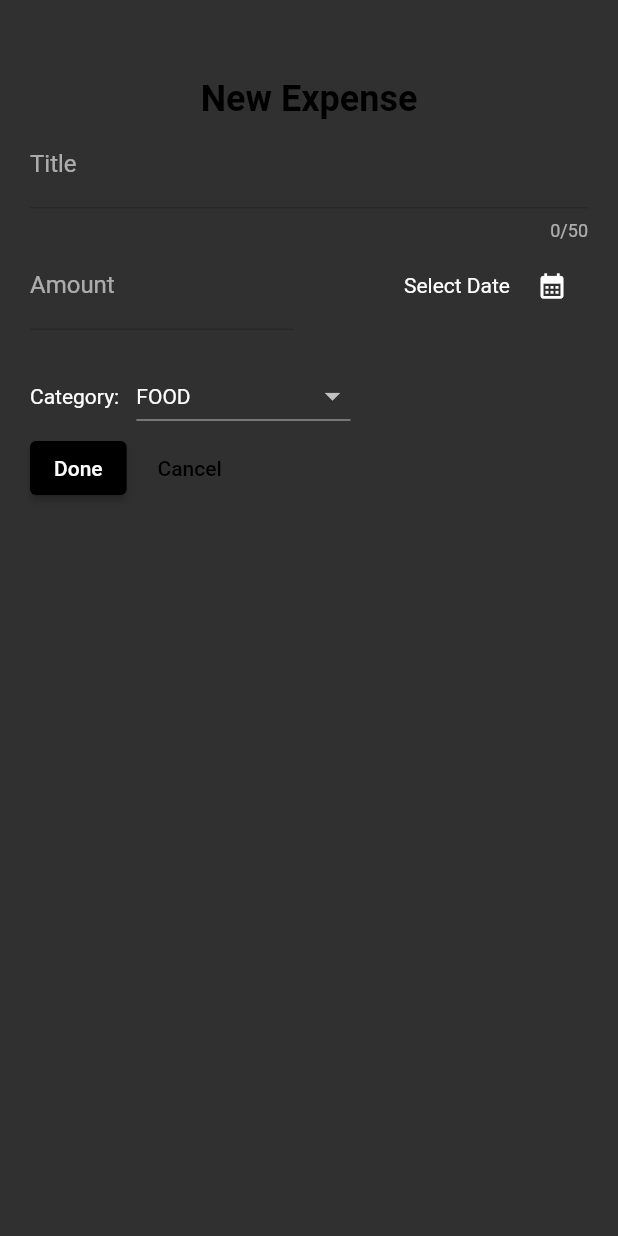
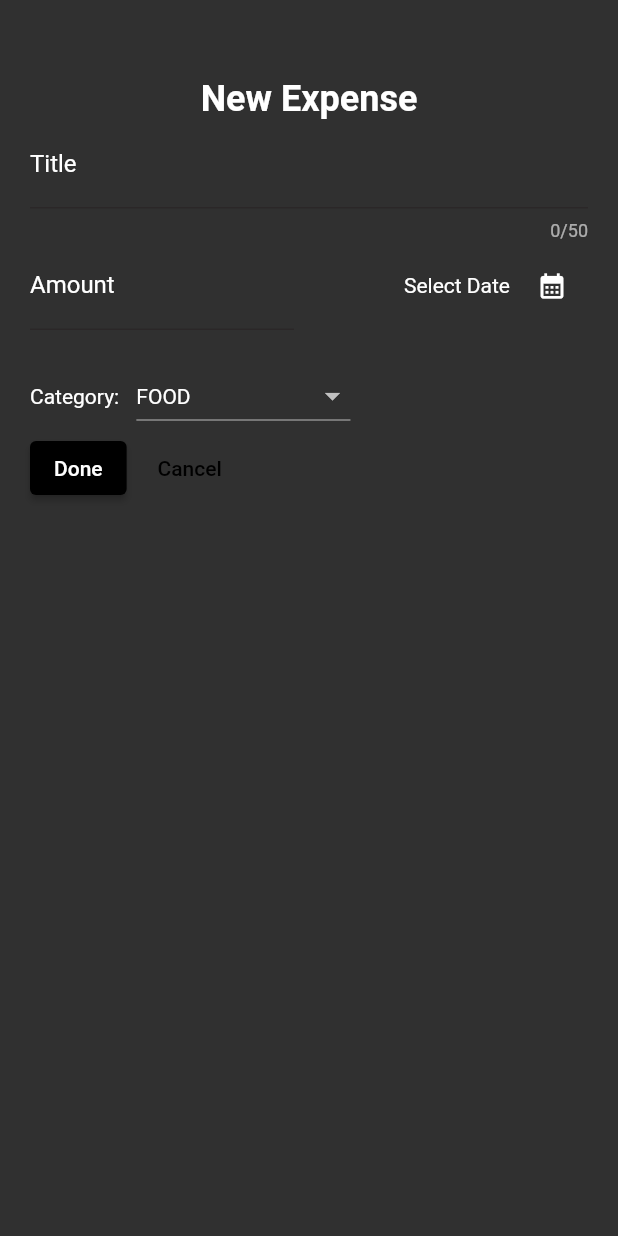
Before and after one commit to orangery-me/expense-tracker, a Flutter app: the screen it shows after launch, after a tap on the "add" icon, on a phone screen of 412 x 824 dp. Run offline on Flutter 3.47's test engine with Material 2 defaults, Android fonts, the phone set to English and light mode, and no system bars; our stand-ins replace flutter_riverpod.

```diff
--- a/lib/expenses.dart
+++ b/lib/expenses.dart
@@ -1,90 +1,38 @@
 import 'package:flutter/material.dart';
+import 'package:flutter_riverpod/flutter_riverpod.dart';
 import 'package:flutter_section_5/widgets/chart/chart.dart';
 import 'package:flutter_section_5/widgets/existing_expense/expenses_listview.dart';
 import 'package:flutter_section_5/models/expense.dart';
 import 'package:flutter_section_5/widgets/new_expense_sheet/new_expense.dart';
+import 'package:flutter_section_5/provider/expense_provider.dart';
 
-class Expenses extends StatefulWidget{
+class Expenses extends ConsumerStatefulWidget {
   const Expenses({Key? key}) : super(key: key);
 
   @override
-  State<Expenses> createState() => _ExpensesState();
+  ConsumerState<Expenses> createState() => _ExpensesState();
 }
 
-class _ExpensesState extends State<Expenses>{
-  final List <Expense> _expenses = [
-      Expense(
-        title: 'Flour to make cake',
-        amount: 19.99,
-        date: DateTime.utc(2023, 11, 30),
-        category: Category.food),
-      Expense(
-        title: 'Flutter course',
-        amount: 346.5,
-        date: DateTime.utc(2023, 11, 20),
-        category: Category.learn),
-      Expense(
-        title: 'Cinema',
-        amount: 77.5,
-        date: DateTime.utc(2023, 11, 29),
-        category: Category.leisure),
-      Expense(
-        title: 'Gas',
-        amount: 281.0,
-        date: DateTime.now(),
-        category: Category.transportation),
-      Expense(
-        title: 'Coke',
-        amount: 145.5,
-        date: DateTime.now(),
-        category: Category.food),
-    ];
-
-  void _addNewExpense(Expense expense){
-    setState(() {
-      _expenses.add(expense);
-    });
-  }
-
-  void _deleteExpense(Expense expense){
-    final index= _expenses.indexOf(expense);
-    setState(() {
-      _expenses.remove(expense);
-    });
-    ScaffoldMessenger.of(context).showSnackBar(
-      SnackBar(
-        content: const Text('Expense is deleted successfully'),
-        action: SnackBarAction(
-          label: 'Undo',
-          onPressed: () {
-            setState(() {
-              _expenses.insert(index, expense);
-            });
-          },
-        ),
-        backgroundColor: Theme.of(context).colorScheme.onPrimaryContainer,
-      )
-    );
-  }
-
-  void _openAddExpenseWindow(){
-    showModalBottomSheet(context: context,
-      isScrollControlled: true,
-      builder: (ctx){
-        return NewExpense(_addNewExpense);
-      }
-    );
+class _ExpensesState extends ConsumerState<Expenses> {
+  void _openAddExpenseWindow() {
+    showModalBottomSheet(
+        context: context,
+        isScrollControlled: true,
+        builder: (ctx) {
+          return const NewExpense();
+        });
   }
 
   @override
   Widget build(BuildContext context) {
+    final List<Expense> expenses = ref.watch(expenseNotifierProvider);
+
     Widget mainContent = const Center(
       child: Text('It\'s time to track your expenses!'),
     );
 
-    if (_expenses.isNotEmpty){
-      mainContent = ExpensesListView(
-              expenses: _expenses, onRemoveExpense: _deleteExpense);
+    if (expenses.isNotEmpty) {
+      mainContent = const ExpensesListView();
     }
 
     return Scaffold(
@@ -93,9 +41,7 @@ class _ExpensesState extends State<Expenses>{
         actions: [
           IconButton(
             onPressed: _openAddExpenseWindow,
-            icon: const Icon(
-              Icons.add_sharp
-            ),
+            icon: const Icon(Icons.add_sharp),
           )
         ],
       ),
@@ -103,18 +49,11 @@ class _ExpensesState extends State<Expenses>{
         padding: const EdgeInsets.symmetric(horizontal: 16.0, vertical: 20.0),
         child: Column(
           children: [
-            Expanded(
-              flex: 1,
-              child: Chart(_expenses)
-            ),
-            Expanded(
-              flex: 3,
-              child: mainContent
-            )
+            Expanded(flex: 1, child: Chart(expenses)),
+            Expanded(flex: 3, child: mainContent)
           ],
         ),
       ),
     );
   }
-
 }
--- a/lib/main.dart
+++ b/lib/main.dart
@@ -1,10 +1,10 @@
-import 'dart:ui';
-
+import 'package:flutter/services.dart';
 import 'package:flutter/material.dart';
+import 'package:flutter_riverpod/flutter_riverpod.dart';
 import 'package:flutter_section_5/expenses.dart';
 
 void main() {
-  runApp(const MyApp());
+  runApp(const ProviderScope(child: MyApp()));
 }
 
 var lightColorScheme = ColorScheme.fromSeed(seedColor: Colors.green).copyWith(
@@ -17,59 +17,66 @@ var darkColorScheme = ColorScheme.fromSeed(seedColor: Colors.black).copyWith(
     background: Colors.black12,
     primary: Colors.black,
     secondary: Colors.black54,
-  onSecondary: Colors.white
-);
+    onSecondary: Colors.white);
 
 class MyApp extends StatelessWidget {
   const MyApp({Key? key}) : super(key: key);
 
   @override
   Widget build(BuildContext context) {
-
-    return  MaterialApp(
+    SystemChrome.setPreferredOrientations([DeviceOrientation.portraitUp]);
+    return MaterialApp(
       darkTheme: ThemeData.dark().copyWith(
           brightness: Brightness.dark,
           colorScheme: darkColorScheme,
           backgroundColor: darkColorScheme.background,
           appBarTheme: const AppBarTheme().copyWith(
               backgroundColor: darkColorScheme.primary,
-          foregroundColor: darkColorScheme.onPrimary
-        ),
+              foregroundColor: darkColorScheme.onPrimary),
           cardTheme: const CardTheme().copyWith(
             color: darkColorScheme.secondary,
             surfaceTintColor: darkColorScheme.onSecondary,
             margin: const EdgeInsets.only(top: 8.0, bottom: 8.0),
           ),
           textTheme: ThemeData().textTheme.copyWith(
-          titleLarge: TextStyle(color: darkColorScheme.primary, fontSize: 24.0, fontWeight: FontWeight.bold),
-          titleSmall: TextStyle(color: darkColorScheme.onSecondary, fontSize: 16.0,fontWeight: FontWeight.bold),
-          displaySmall: TextStyle(color: darkColorScheme.onSecondary, fontSize: 14.0)
-        ),
+              titleLarge: TextStyle(
+                  color: darkColorScheme.primary,
+                  fontSize: 24.0,
+                  fontWeight: FontWeight.bold),
+              titleSmall: TextStyle(
+                  color: darkColorScheme.onSecondary,
+                  fontSize: 16.0,
+                  fontWeight: FontWeight.bold),
+              displaySmall: TextStyle(
+                  color: darkColorScheme.onSecondary, fontSize: 14.0)),
           iconTheme: const IconThemeData(color: Colors.white, size: 20.0),
           buttonTheme: const ButtonThemeData().copyWith(
             buttonColor: darkColorScheme.primary,
-        )
-      ),
+          )),
       theme: ThemeData(
           brightness: Brightness.light,
           colorScheme: lightColorScheme,
           backgroundColor: lightColorScheme.background,
           appBarTheme: const AppBarTheme().copyWith(
               backgroundColor: lightColorScheme.primary,
-          foregroundColor: lightColorScheme.onPrimary
-        ),
+              foregroundColor: lightColorScheme.onPrimary),
           cardTheme: const CardTheme().copyWith(
             color: lightColorScheme.secondary,
             surfaceTintColor: lightColorScheme.onSecondary,
             margin: const EdgeInsets.only(top: 8.0, bottom: 8.0),
           ),
           textTheme: ThemeData().textTheme.copyWith(
-          titleLarge: TextStyle(color: lightColorScheme.primary, fontSize: 24.0, fontWeight: FontWeight.bold),
-          titleSmall: TextStyle(color: lightColorScheme.onSecondary, fontSize: 16.0,fontWeight: FontWeight.bold),
-          displaySmall: TextStyle(color: lightColorScheme.onSecondary, fontSize: 14.0)
-        ),
-        iconTheme: const IconThemeData(color: Colors.black54, size: 20.0)
-      ),
+              titleLarge: TextStyle(
+                  color: lightColorScheme.primary,
+                  fontSize: 24.0,
+                  fontWeight: FontWeight.bold),
+              titleSmall: TextStyle(
+                  color: lightColorScheme.onSecondary,
+                  fontSize: 16.0,
+                  fontWeight: FontWeight.bold),
+              displaySmall: TextStyle(
+                  color: lightColorScheme.onSecondary, fontSize: 14.0)),
+          iconTheme: const IconThemeData(color: Colors.black54, size: 20.0)),
       themeMode: ThemeMode.dark,
       home: const Expenses(),
     );
--- a/lib/widgets/existing_expense/expenses_listview.dart
+++ b/lib/widgets/existing_expense/expenses_listview.dart
@@ -1,16 +1,17 @@
 import 'package:flutter/material.dart';
+import 'package:flutter_riverpod/flutter_riverpod.dart';
+import 'package:flutter_section_5/provider/expense_provider.dart';
 import 'package:flutter_section_5/widgets/existing_expense/expense_item.dart';
 
 import '../../models/expense.dart';
 
-class ExpensesListView extends StatelessWidget {
-
-  final List <Expense> expenses;
-  final void Function(Expense) onRemoveExpense;
-  const ExpensesListView({Key? key, required this.expenses, required this.onRemoveExpense}) : super(key: key);
+class ExpensesListView extends ConsumerWidget {
+  const ExpensesListView({Key? key}) : super(key: key);
 
   @override
-  Widget build(BuildContext context) {
+  Widget build(BuildContext context, WidgetRef ref) {
+    final List<Expense> expenses = ref.watch(expenseNotifierProvider);
+
     return ListView.builder(
         itemCount: expenses.length,
         itemBuilder: ((context, index) {
@@ -19,16 +20,26 @@ class ExpensesListView extends StatelessWidget {
               background: Container(
                 decoration: BoxDecoration(
                     borderRadius: BorderRadius.circular(20.0),
-              color: const Color.fromARGB(255, 247, 116, 107)
-            ) ,
+                    color: const Color.fromARGB(255, 247, 116, 107)),
               ),
-          onDismissed: ((direction) => {
-            onRemoveExpense(expenses[index])
+              onDismissed: ((direction) {
+                ref
+                    .read(expenseNotifierProvider.notifier)
+                    .deleteExpense(expenses[index]);
+                ScaffoldMessenger.of(context).showSnackBar(SnackBar(
+                  content: const Text('Expense is deleted successfully'),
+                  action: SnackBarAction(
+                    label: 'Undo',
+                    onPressed: () {
+                      ref
+                          .read(expenseNotifierProvider.notifier)
+                          .restoreExpense(index, expenses[index]);
+                    },
+                  ),
+                  backgroundColor: Theme.of(context).colorScheme.onPrimary,
+                ));
               }),
-          child: ExpenseItem(expense: expenses[index])
-        );
-      })
-    );
+              child: ExpenseItem(expense: expenses[index]));
+        }));
   }
-
 }
--- a/lib/widgets/new_expense_sheet/new_expense.dart
+++ b/lib/widgets/new_expense_sheet/new_expense.dart
@@ -1,23 +1,20 @@
-import 'package:flutter/foundation.dart';
 import 'package:flutter/material.dart';
 import 'package:intl/intl.dart';
-
+import 'package:flutter_riverpod/flutter_riverpod.dart';
+import '../../provider/expense_provider.dart';
 import '../../models/expense.dart' as expense;
 
-class NewExpense extends StatefulWidget{
-  final void Function(expense.Expense) onAddExpense;
-
-  const NewExpense(this.onAddExpense,{super.key}) ;
-
+class NewExpense extends ConsumerStatefulWidget {
+  const NewExpense({super.key});
   @override
-  State<NewExpense> createState() {
+  ConsumerState<NewExpense> createState() {
     return _NewExpenseState();
   }
+}
 
-}
-class _NewExpenseState extends State<NewExpense>{
-  final _titleController =  TextEditingController();
-  final _amountController = TextEditingController() ;
+class _NewExpenseState extends ConsumerState<NewExpense> {
+  final _titleController = TextEditingController();
+  final _amountController = TextEditingController();
   DateTime? _selectedDate;
   final _formatter = DateFormat('EEE, d/M/y');
   var _selectedCategory = expense.Category.food;
@@ -29,32 +26,35 @@ class _NewExpenseState extends State<NewExpense>{
     _amountController.dispose();
   }
 
-  void _showDatePicker() async{
+  void _showDatePicker() async {
     final now = DateTime.now();
-    final firstDate = DateTime.utc(2000,1,1);
-    final lastDate = DateTime.utc(2100,1,1);
+    final firstDate = DateTime.utc(2000, 1, 1);
+    final lastDate = DateTime.utc(2100, 1, 1);
     final datePicker = await showDatePicker(
         context: context,
         initialDate: now,
         firstDate: firstDate,
-      lastDate: lastDate
-    );
+        lastDate: lastDate);
 
     setState(() {
       _selectedDate = datePicker;
     });
   }
 
-  void _validate(){
+  void _validate() {
     final amount = double.tryParse(_amountController.text);
 
-    if (_titleController.text.trim().isEmpty || amount == null || amount<0 || _selectedDate == null){
+    if (_titleController.text.trim().isEmpty ||
+        amount == null ||
+        amount < 0 ||
+        _selectedDate == null) {
       showDialog(
           context: context,
           builder: ((context) {
             return AlertDialog(
               title: const Text('Invalid input'),
-              content: const Text('Please fill out all the fields with valid values'),
+              content: const Text(
+                  'Please fill out all the fields with valid values'),
               actions: [
                 TextButton(
                     onPressed: () {
@@ -63,32 +63,36 @@ class _NewExpenseState extends State<NewExpense>{
                     child: const Text('Oke'))
               ],
             );
-          })
-      );
-      return ;
-    }
-    else{
-      widget.onAddExpense( expense.Expense(
+          }));
+      return;
+    } else {
+      ref.read(expenseNotifierProvider.notifier).addNewExpense(expense.Expense(
           title: _titleController.text,
           amount: amount,
           date: _selectedDate!,
-        category: _selectedCategory)
-      );
+          category: _selectedCategory));
       Navigator.pop(context);
     }
   }
 
   @override
   Widget build(BuildContext context) {
-      return Padding(
+    return SizedBox(
+      height: double.infinity,
+      child: SingleChildScrollView(
+        child: Padding(
           padding: const EdgeInsets.fromLTRB(20.0, 52.0, 20.0, 28.0),
           child: Column(
             crossAxisAlignment: CrossAxisAlignment.start,
             children: [
               SizedBox(
                 width: double.infinity,
-              child: Text('New Expense',
-                style: Theme.of(context).textTheme.titleLarge,
+                child: Text(
+                  'New Expense',
+                  style: Theme.of(context)
+                      .textTheme
+                      .titleLarge!
+                      .copyWith(color: Colors.white),
                   textAlign: TextAlign.center,
                 ),
               ),
@@ -96,7 +100,10 @@ class _NewExpenseState extends State<NewExpense>{
                 controller: _titleController,
                 autocorrect: false,
                 maxLength: 50,
-              decoration: const InputDecoration(label: Text('Title')),
+                decoration: const InputDecoration(
+                    label:
+                        Text('Title', style: TextStyle(color: Colors.white))),
+                style: const TextStyle(color: Colors.white),
               ),
               Row(
                 children: [
@@ -106,7 +113,9 @@ class _NewExpenseState extends State<NewExpense>{
                       keyboardType: TextInputType.number,
                       decoration: const InputDecoration(
                           prefixText: '\$',
-                      label: Text('Amount')),
+                          label: Text('Amount',
+                              style: TextStyle(color: Colors.white))),
+                      style: const TextStyle(color: Colors.white),
                     ),
                   ),
                   const SizedBox(width: 20.0),
@@ -115,69 +124,70 @@ class _NewExpenseState extends State<NewExpense>{
                       mainAxisAlignment: MainAxisAlignment.end,
                       children: [
                         Text(
-                        (_selectedDate == null) ? 'Select Date': _formatter.format(_selectedDate!),
-                        style: Theme.of(context).textTheme.displaySmall
-                      ),
+                            (_selectedDate == null)
+                                ? 'Select Date'
+                                : _formatter.format(_selectedDate!),
+                            style: Theme.of(context).textTheme.displaySmall),
                         const SizedBox(width: 4.0),
                         IconButton(
                             onPressed: _showDatePicker,
-                        icon: const Icon(Icons.calendar_month)
-                      )
+                            icon: const Icon(Icons.calendar_month))
                       ],
                     ),
                   )
                 ],
               ),
-            const SizedBox(height: 20.0,),
+              const SizedBox(
+                height: 20.0,
+              ),
               Row(
                 children: [
                   Text('Category: ',
-                  style: Theme.of(context).textTheme.displaySmall
+                      style: Theme.of(context).textTheme.displaySmall),
+                  const SizedBox(
+                    width: 8.0,
                   ),
-                const SizedBox(width: 8.0,),
                   DropdownButton(
                       value: _selectedCategory,
                       items: expense.Category.values
-                    .map(
-                        (item) => DropdownMenuItem(
+                          .map((item) => DropdownMenuItem(
                               // the value to return
                               value: item,
                               // the thing (text) that menu item will show
                               child: Text(item.name.toUpperCase(),
-                              style: Theme.of(context).textTheme.displaySmall)
-                        )
-                    ).toList(),
-                  onChanged: (value){
-                    if (value == null){
+                                  style: Theme.of(context)
+                                      .textTheme
+                                      .displaySmall)))
+                          .toList(),
+                      onChanged: (value) {
+                        if (value == null) {
                           return;
                         }
                         setState(() {
                           _selectedCategory = value as expense.Category;
                         });
-                  }
-                ),
+                      }),
                 ],
               ),
               Row(
                 children: [
                   ElevatedButton(
-                  onPressed: (){
+                      onPressed: () {
                         _validate();
                       },
-                  child: const Text('Done')
-                ),
+                      child: const Text('Done')),
                   const SizedBox(width: 10.0),
                   TextButton(
-                  onPressed: (){
+                      onPressed: () {
                         Navigator.pop(context);
                       },
-                  child: const Text('Cancel')
-                )
+                      child: const Text('Cancel'))
                 ],
               )
             ],
           ),
+        ),
+      ),
     );
   }
-
 }
--- a/pubspec.yaml
+++ b/pubspec.yaml
@@ -3,7 +3,7 @@ description: A new Flutter project.
 
 # The following line prevents the package from being accidentally published to
 # pub.dev using `flutter pub publish`. This is preferred for private packages.
-publish_to: 'none' # Remove this line if you wish to publish to pub.dev
+publish_to: "none" # Remove this line if you wish to publish to pub.dev
 
 # The following defines the version and build number for your application.
 # A version number is three numbers separated by dots, like 1.2.43
@@ -30,12 +30,12 @@ dependencies:
   flutter:
     sdk: flutter
 
-
   # The following adds the Cupertino Icons font to your application.
   # Use with the CupertinoIcons class for iOS style icons.
   cupertino_icons: ^1.0.2
   uuid: ^4.1.0
   intl: ^0.18.1
+  flutter_riverpod: ^2.3.7
 
 dev_dependencies:
   flutter_test:
@@ -53,7 +53,6 @@ dev_dependencies:
 
 # The following section is specific to Flutter packages.
 flutter:
-
   # The following line ensures that the Material Icons font is
   # included with your application, so that you can use the icons in
   # the material Icons class.
```
Also changed, not shown: lib/data/data.dart (added, +29 -0 lines), lib/provider/expense_provider.dart (added, +34 -0 lines), lib/widgets/chart/chart_bar.dart (+6 -4 lines), pubspec.lock. Lines whose indentation alone changed are shown as unchanged.
